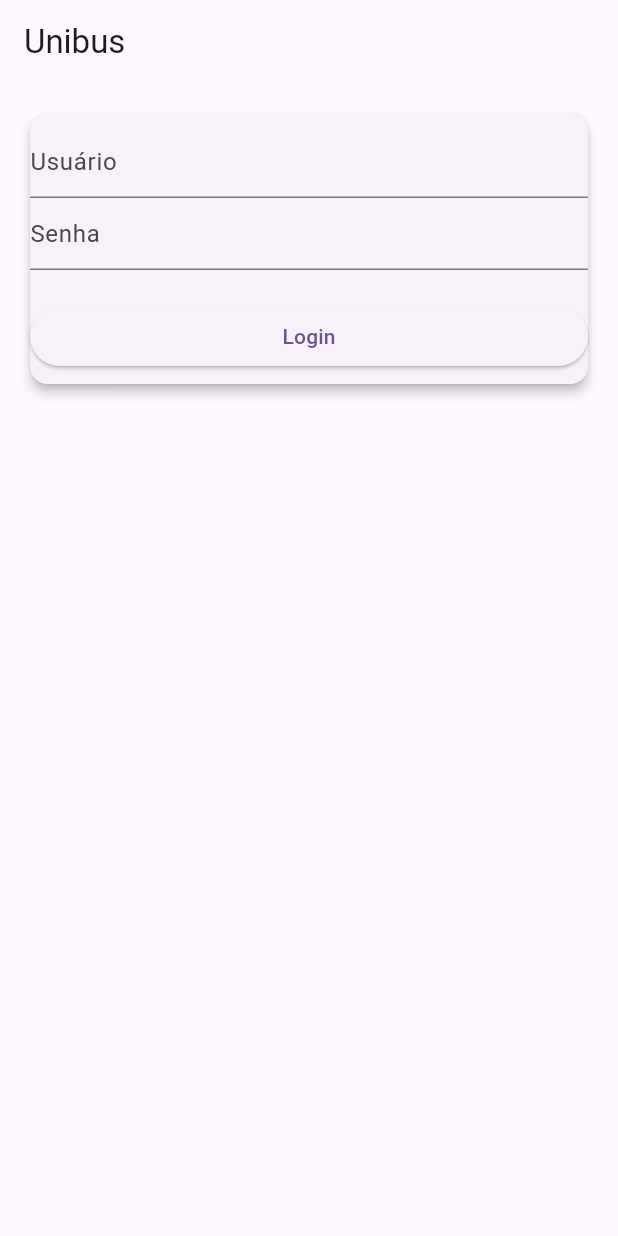
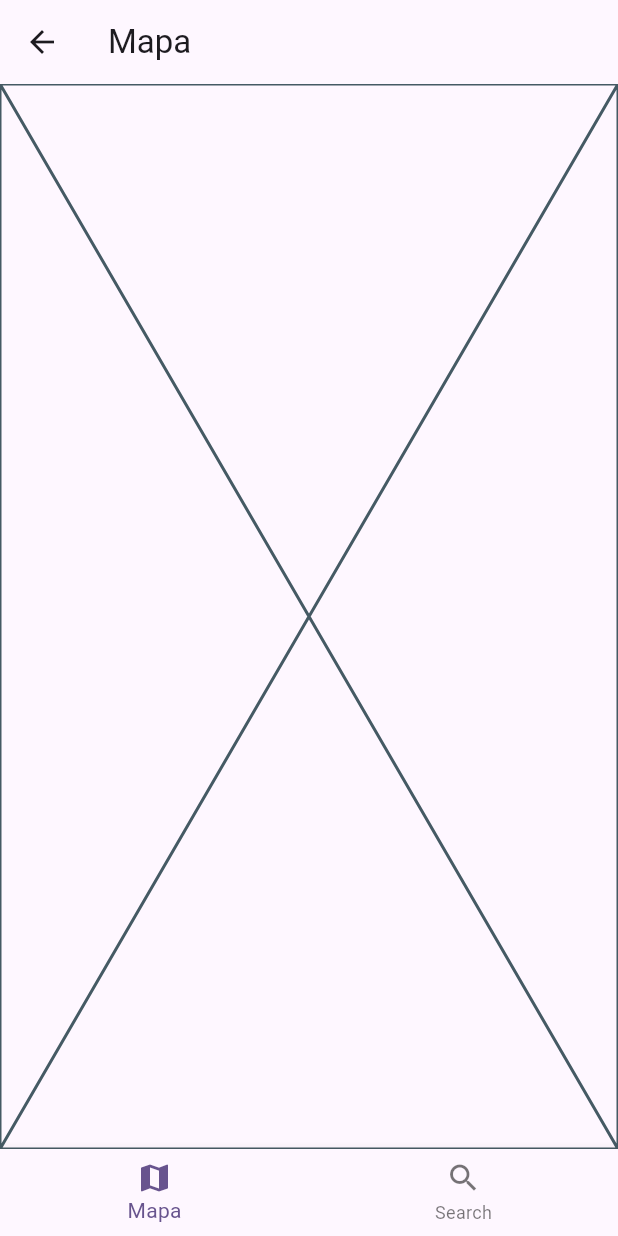
Before and after one commit to raixasantos/unibus, a Flutter app: the screen it shows after launch, after a tap on "Login", on a phone screen of 412 x 824 dp. Run offline on Flutter 3.47's test engine with Material 2 defaults, Android fonts, the light colour scheme and no system bars.

Commit message:
criada tela home

```diff
--- /dev/null
+++ b/lib/screens/home.dart
@@ -0,0 +1,35 @@
+import 'package:flutter/material.dart';
+import 'map.dart';
+import 'search.dart';
+
+class Home extends StatefulWidget {
+  const Home({super.key});
+  @override
+  State<Home> createState() => _HomeState();
+}
+
+class _HomeState extends State<Home> {
+  final List<Widget> screens = [Map(), Search()];
+  int screenIndex = 0;
+  void onTappedNav(int index) {
+    setState(() {
+      screenIndex = index;
+    });
+  }
+
+  @override
+  Widget build(BuildContext context) {
+    return Scaffold(
+      appBar: AppBar(title: Text("Mapa")),
+      body: screens[screenIndex],
+      bottomNavigationBar: BottomNavigationBar(
+        items: [
+          BottomNavigationBarItem(icon: Icon(Icons.map), label: "Mapa"),
+          BottomNavigationBarItem(icon: Icon(Icons.search), label: "Search"),
+        ],
+        currentIndex: screenIndex,
+        onTap: onTappedNav,
+      ),
+    );
+  }
+}
--- a/lib/screens/login.dart
+++ b/lib/screens/login.dart
@@ -1,4 +1,5 @@
 import 'package:flutter/material.dart';
+import 'home.dart';
 
 class Login extends StatefulWidget {
   const Login({super.key});
@@ -33,7 +34,9 @@ class _LoginState extends State<Login> {
                   Container(
                     width: double.infinity,
                     child: ElevatedButton(
-                        onPressed: () => {}, child: Text("Login")),
+                        onPressed: () => {
+                          Navigator.push(context, MaterialPageRoute(builder: (context) => Home()))
+                        }, child: Text("Login")),
                   )
                 ],
               ),
--- /dev/null
+++ b/lib/screens/map.dart
@@ -0,0 +1,15 @@
+import 'package:flutter/material.dart';
+
+class Map extends StatefulWidget {
+  const Map({super.key});
+
+  @override
+  State<Map> createState() => _MapState();
+}
+
+class _MapState extends State<Map> {
+  @override
+  Widget build(BuildContext context) {
+    return const Placeholder();
+  }
+}
--- /dev/null
+++ b/lib/screens/search.dart
@@ -0,0 +1,15 @@
+import 'package:flutter/material.dart';
+
+class Search extends StatefulWidget {
+  const Search({super.key});
+
+  @override
+  State<Search> createState() => _SearchState();
+}
+
+class _SearchState extends State<Search> {
+  @override
+  Widget build(BuildContext context) {
+    return const Placeholder();
+  }
+}
```
